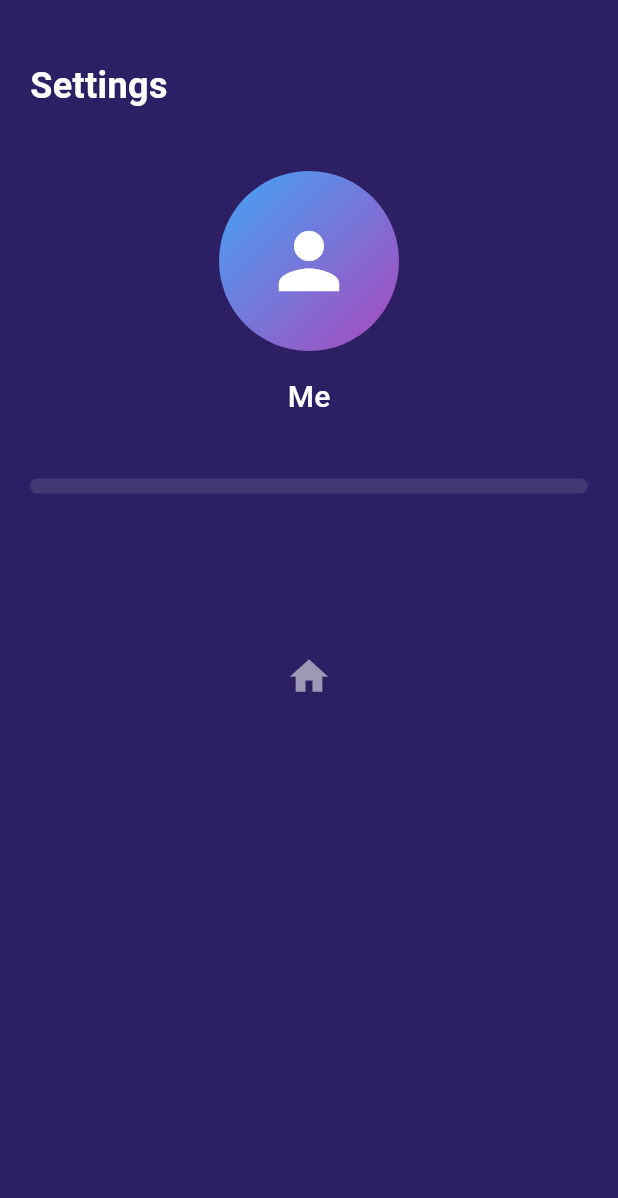
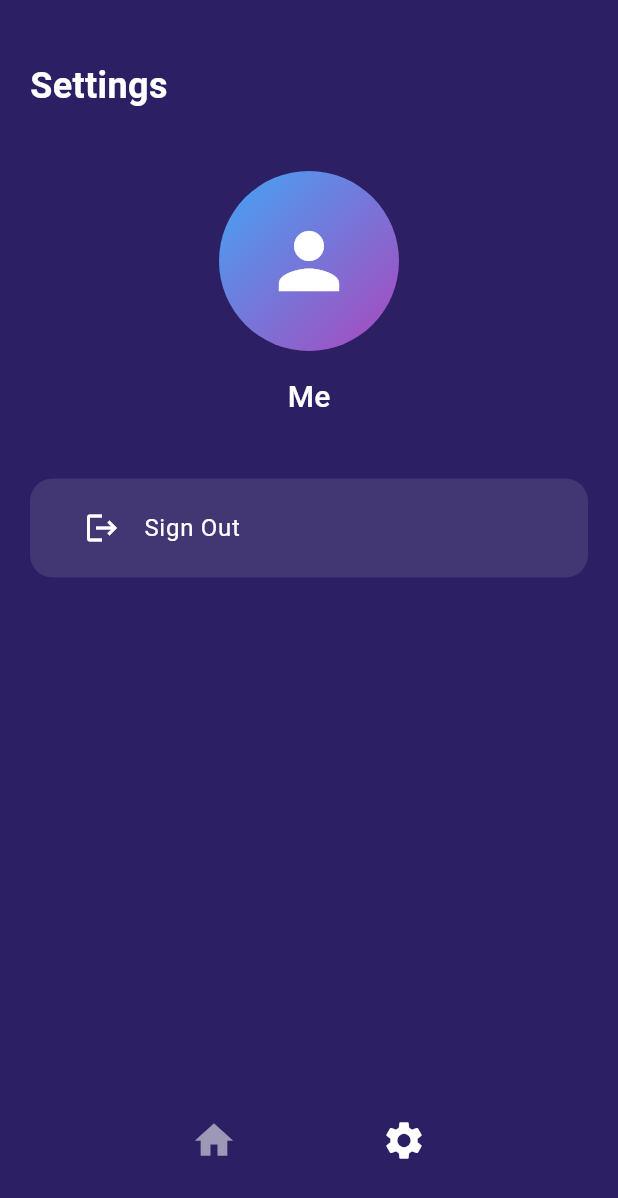
Before and after one commit to Abrar-Hosny/weather_App_flutter, a Flutter app: the SettingsScreen screen opened directly, on a phone screen of 412 x 824 dp. Shown: the top 1198 px of the screen. Run offline on Flutter 3.47's test engine with Material 3 defaults, Android fonts, the phone set to English and light mode, and no system bars; our stand-ins replace firebase_auth, firebase_core; accounts and stored records are empty.

Commit message:
feat: add sign out functionality to settings screen with navigation to login

```diff
--- a/lib/settings.dart
+++ b/lib/settings.dart
@@ -1,5 +1,7 @@
 import 'package:flutter/material.dart';
 import 'weather_details_screen.dart';
+import '/services/auth_service.dart';
+import '/login_screen.dart';
 
 class SettingsScreen extends StatefulWidget {
   const SettingsScreen({super.key});
@@ -10,6 +12,25 @@ class SettingsScreen extends StatefulWidget {
 
 class _SettingsScreenState extends State<SettingsScreen> {
   bool isDarkMode = true;
+  final _authService = AuthService();
+
+  Future<void> _handleSignOut() async {
+    try {
+      await _authService.signOut();
+      if (mounted) {
+        Navigator.of(context).pushAndRemoveUntil(
+          MaterialPageRoute(builder: (context) => const LoginScreen()),
+          (route) => false,
+        );
+      }
+    } catch (e) {
+      if (mounted) {
+        ScaffoldMessenger.of(context).showSnackBar(
+          SnackBar(content: Text('Error signing out: ${e.toString()}')),
+        );
+      }
+    }
+  }
 
   @override
   Widget build(BuildContext context) {
@@ -76,9 +97,21 @@ class _SettingsScreenState extends State<SettingsScreen> {
                   color: Colors.white.withOpacity(0.1),
                   borderRadius: BorderRadius.circular(15),
                 ),
-
+                child: Column(
+                  children: [
+                    ListTile(
+                      leading: const Icon(Icons.logout, color: Colors.white),
+                      title: const Text(
+                        'Sign Out',
+                        style: TextStyle(color: Colors.white),
+                      ),
+                      onTap: _handleSignOut,
+                    ),
+                    // You can add more settings options here
+                  ],
+                ),
               ),
-              const SizedBox(height: 78),
+              const Spacer(),
               Container(
                 padding: const EdgeInsets.all(20),
                 child: Row(
@@ -94,6 +127,13 @@ class _SettingsScreenState extends State<SettingsScreen> {
                         );
                       },
                     ),
+                    IconButton(
+                      icon: const Icon(Icons.settings,
+                          color: Colors.white, size: 30),
+                      onPressed: () {
+                        // Already on settings screen
+                      },
+                    ),
                   ],
                 ),
               ),
```
